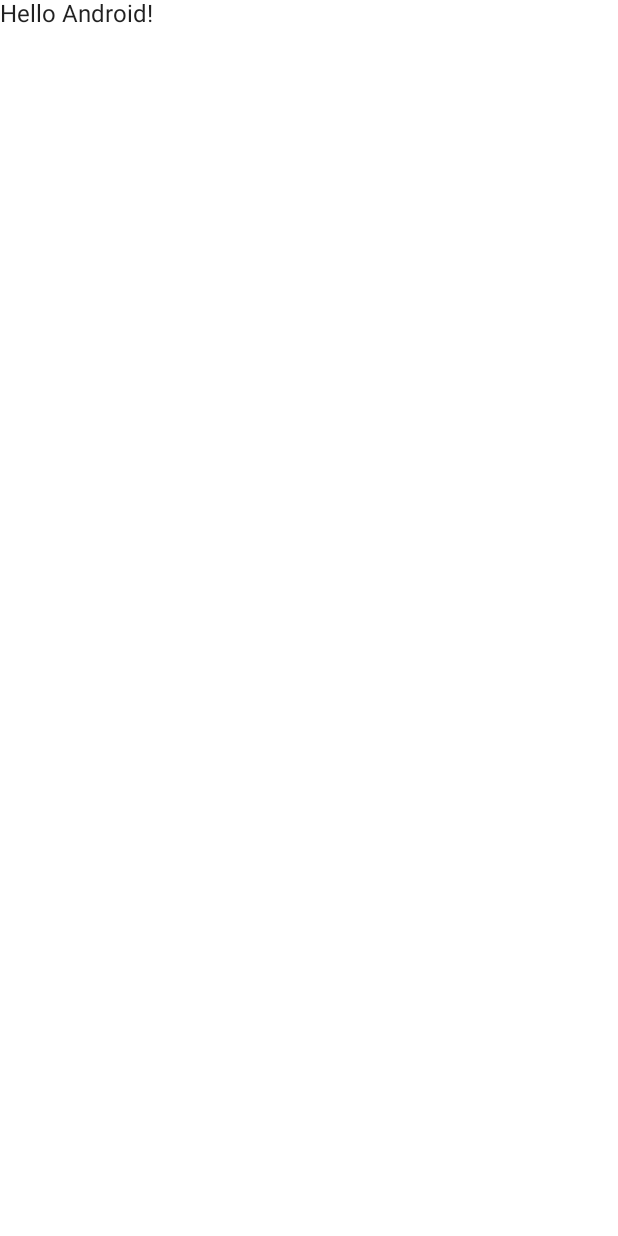
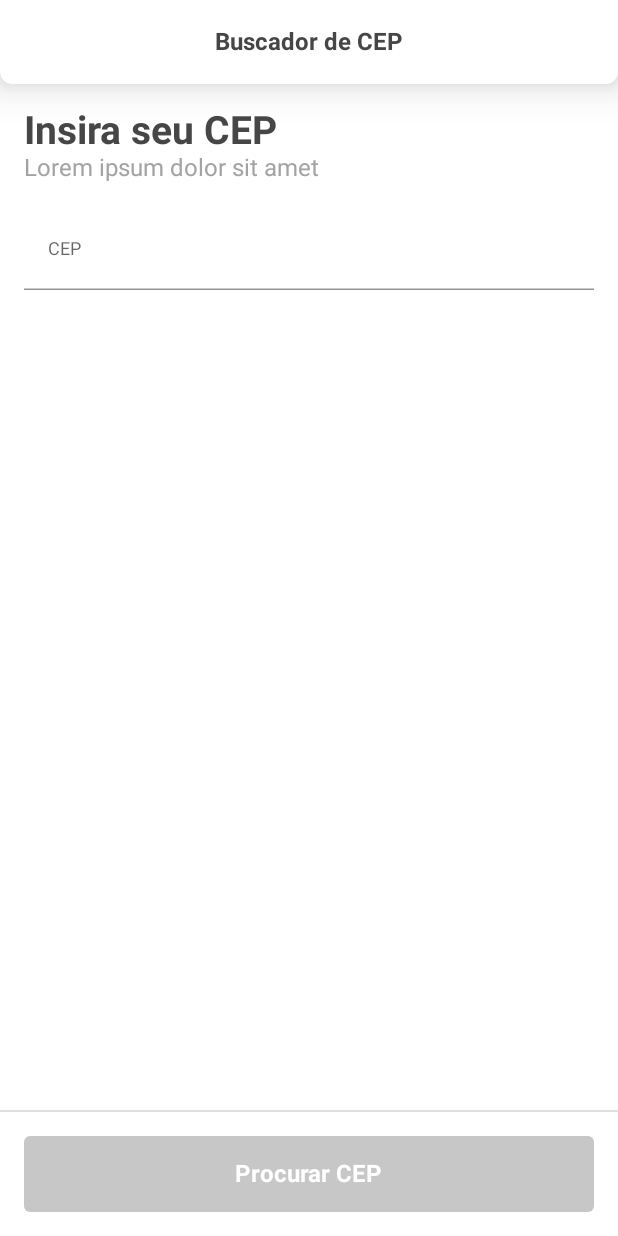
Before and after one commit to DevCapu/TestsWithCompose, an Android app built with Jetpack Compose: the screen it shows after launch (MainActivity), on a phone screen of 412 x 824 dp. Before the commit the screen is almost empty. Run offline under Robolectric (Android 15) with nearby library versions, the phone set to English and light mode, and no system bars.

Commit message:
Estrutura básica da tela

```diff
--- a/app/src/main/AndroidManifest.xml
+++ b/app/src/main/AndroidManifest.xml
@@ -15,7 +15,7 @@
         <activity
             android:name=".MainActivity"
             android:exported="true"
-            android:label="@string/app_name"
+            android:windowSoftInputMode="adjustResize"
             android:theme="@style/Theme.JetpackComposeTest">
             <intent-filter>
                 <action android:name="android.intent.action.MAIN" />
--- a/app/src/main/java/br/com/devcapu/jetpackcomposetest/MainActivity.kt
+++ b/app/src/main/java/br/com/devcapu/jetpackcomposetest/MainActivity.kt
@@ -3,13 +3,19 @@ package br.com.devcapu.jetpackcomposetest
 import android.os.Bundle
 import androidx.activity.ComponentActivity
 import androidx.activity.compose.setContent
-import androidx.compose.foundation.layout.fillMaxSize
-import androidx.compose.material.MaterialTheme
-import androidx.compose.material.Surface
-import androidx.compose.material.Text
-import androidx.compose.runtime.Composable
+import androidx.compose.foundation.background
+import androidx.compose.foundation.layout.*
+import androidx.compose.foundation.shape.RoundedCornerShape
+import androidx.compose.material.*
+import androidx.compose.runtime.*
+import androidx.compose.ui.Alignment
 import androidx.compose.ui.Modifier
+import androidx.compose.ui.draw.shadow
+import androidx.compose.ui.graphics.Color
+import androidx.compose.ui.text.font.FontWeight
+import androidx.compose.ui.text.style.TextAlign.Companion.Center
 import androidx.compose.ui.tooling.preview.Preview
+import androidx.compose.ui.unit.dp
 import br.com.devcapu.jetpackcomposetest.ui.theme.JetpackComposeTestTheme
 
 class MainActivity : ComponentActivity() {
@@ -17,9 +23,81 @@ class MainActivity : ComponentActivity() {
         super.onCreate(savedInstanceState)
         setContent {
             JetpackComposeTestTheme {
-                Surface(modifier = Modifier.fillMaxSize(),
-                    color = MaterialTheme.colors.background) {
-                    Greeting("Android")
+                SearchScreen()
+            }
+        }
+    }
+}
+
+@Composable
+fun SearchScreen() {
+    var CEP by remember { mutableStateOf("") }
+    var isButtonEnabled by remember { mutableStateOf(false) }
+
+    Scaffold(
+        topBar = { AppBar() },
+    ) {
+        Box(
+            modifier = Modifier.fillMaxSize().background(color = Color.White)) {
+            Column(
+                modifier = Modifier
+                    .fillMaxSize()
+                    .padding(top = 16.dp)
+                    .padding(horizontal = 16.dp)
+            ) {
+                Text(
+                    text = "Insira seu CEP",
+                    style = MaterialTheme.typography.h4
+                )
+
+                Text(
+                    text = "Lorem ipsum dolor sit amet",
+                    style = MaterialTheme.typography.body1
+                )
+
+                TextField(
+                    modifier = Modifier
+                        .padding(top = 16.dp)
+                        .fillMaxWidth(),
+                    value = CEP,
+                    onValueChange = { CEP = it },
+                    label = {
+                        Text(
+                            text = "CEP",
+                            style = MaterialTheme.typography.caption
+                        )
+                    },
+                    singleLine = true,
+                    colors = TextFieldDefaults.textFieldColors(
+                        backgroundColor = Color.Transparent,
+                        focusedIndicatorColor = MaterialTheme.colors.primary,
+                        focusedLabelColor = MaterialTheme.colors.primary
+                    )
+
+                )
+            }
+
+            Column(
+                modifier = Modifier.align(Alignment.BottomCenter)
+            ) {
+                Divider(modifier = Modifier.fillMaxWidth())
+                Button(
+                    modifier = Modifier
+                        .fillMaxWidth()
+                        .padding(16.dp),
+                    onClick = { /*TODO*/ },
+                    enabled = isButtonEnabled,
+                    colors = ButtonDefaults.buttonColors(
+                        disabledBackgroundColor = Color(0xFFC7C7C7)
+                    )
+                ) {
+                    Text(
+                        modifier = Modifier.padding(8.dp),
+                        text = "Procurar CEP",
+                        style = MaterialTheme.typography.body2,
+                        fontWeight = FontWeight.Bold,
+                        color = Color.White
+                    )
                 }
             }
         }
@@ -27,14 +105,33 @@ class MainActivity : ComponentActivity() {
 }
 
 @Composable
-fun Greeting(name: String) {
-    Text(text = "Hello $name!")
+private fun AppBar() {
+    TopAppBar(
+        modifier = Modifier.shadow(
+            elevation = 16.dp,
+            shape = RoundedCornerShape(
+                bottomStart = 8.dp,
+                bottomEnd = 8.dp
+            )
+        ),
+        backgroundColor = Color.White,
+    ) {
+        Text(
+            modifier = Modifier.fillMaxWidth(),
+            text = "Buscador de CEP",
+            textAlign = Center,
+            style = MaterialTheme.typography.body2
+        )
+    }
 }
 
-@Preview(showBackground = true)
+@Preview(
+    showBackground = true,
+    showSystemUi = true
+)
 @Composable
 fun DefaultPreview() {
     JetpackComposeTestTheme {
-        Greeting("Android")
+        SearchScreen()
     }
 }
--- a/app/src/main/java/br/com/devcapu/jetpackcomposetest/ui/theme/Color.kt
+++ b/app/src/main/java/br/com/devcapu/jetpackcomposetest/ui/theme/Color.kt
@@ -3,6 +3,5 @@ package br.com.devcapu.jetpackcomposetest.ui.theme
 import androidx.compose.ui.graphics.Color
 
 val Purple200 = Color(0xFFBB86FC)
-val Purple500 = Color(0xFF6200EE)
 val Purple700 = Color(0xFF3700B3)
-val Teal200 = Color(0xFF03DAC5)
+val PrimaryLight = Color(0xFF2A9F85)
--- a/app/src/main/java/br/com/devcapu/jetpackcomposetest/ui/theme/Theme.kt
+++ b/app/src/main/java/br/com/devcapu/jetpackcomposetest/ui/theme/Theme.kt
@@ -7,15 +7,15 @@ import androidx.compose.material.lightColors
 import androidx.compose.runtime.Composable
 
 private val DarkColorPalette = darkColors(
-    primary = Purple200,
+    primary = PrimaryLight,
     primaryVariant = Purple700,
-    secondary = Teal200
+    secondary = Purple200
 )
 
 private val LightColorPalette = lightColors(
-    primary = Purple500,
+    primary = PrimaryLight,
     primaryVariant = Purple700,
-    secondary = Teal200
+    secondary = Purple200
 
     /* Other default colors to override
     background = Color.White,
--- a/app/src/main/java/br/com/devcapu/jetpackcomposetest/ui/theme/Type.kt
+++ b/app/src/main/java/br/com/devcapu/jetpackcomposetest/ui/theme/Type.kt
@@ -1,18 +1,37 @@
 package br.com.devcapu.jetpackcomposetest.ui.theme
 
 import androidx.compose.material.Typography
+import androidx.compose.ui.graphics.Color
 import androidx.compose.ui.text.TextStyle
-import androidx.compose.ui.text.font.FontFamily
 import androidx.compose.ui.text.font.FontWeight
 import androidx.compose.ui.unit.sp
 
 // Set of Material typography styles to start with
 val Typography = Typography(
     body1 = TextStyle(
-        fontFamily = FontFamily.Default,
-        fontWeight = FontWeight.Normal,
-        fontSize = 16.sp
+        fontWeight = FontWeight(400),
+        fontSize = 16.sp,
+        lineHeight = 23.sp,
+        color = Color(0xFFA3A3A3)
+    ),
+    body2 = TextStyle(
+        fontWeight = FontWeight(700),
+        fontSize = 16.sp,
+        lineHeight = 26.sp,
+        color = Color(0xFF464646)
+    ),
+    h4 = TextStyle(
+        fontSize = 26.sp,
+        fontWeight = FontWeight(700),
+        lineHeight = 42.sp,
+        color = Color(0xFF464646),
+    ),
+    caption = TextStyle(
+        fontSize = 12.sp,
+        fontWeight = FontWeight(400),
+        lineHeight = 19.sp
     )
+
     /* Other default text styles to override
     button = TextStyle(
         fontFamily = FontFamily.Default,
```
